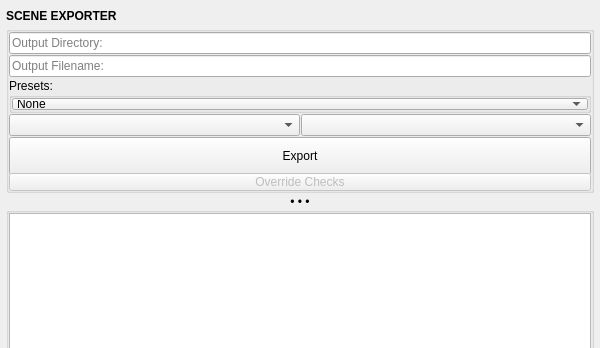
First picture: the form in mayatk/env_utils/scene_exporter/scene_exporter.ui, repository m3trik/mayatk, before the edit; both pictures show x 0 to 600 and y 0 to 348 of the 600 by 547 pixel window.
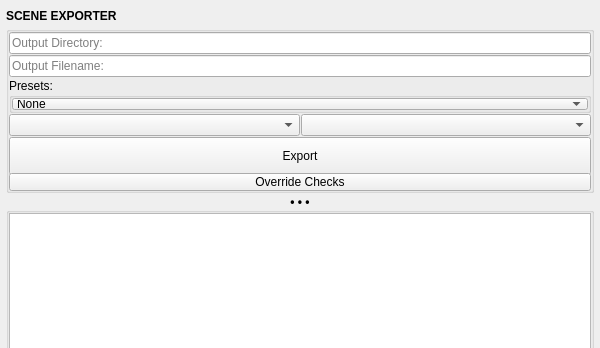
Second picture: the form after the edit. Custom widgets are drawn as their Qt base class.

Diff of the .ui file:
```diff
--- a/mayatk/env_utils/scene_exporter/scene_exporter.ui
+++ b/mayatk/env_utils/scene_exporter/scene_exporter.ui
@@ -195,7 +195,7 @@
          <item>
           <widget class="QPushButton" name="b009">
            <property name="enabled">
-            <bool>false</bool>
+            <bool>true</bool>
            </property>
            <property name="minimumSize">
             <size>
@@ -221,7 +221,13 @@
        </widget>
       </item>
       <item>
-       <widget class="CollapsableGroup" name="output">
+       <widget class="CollapsableGroup" name="output_grp">
+        <property name="font">
+         <font>
+          <weight>75</weight>
+          <bold>true</bold>
+         </font>
+        </property>
         <property name="title">
          <string>• • •</string>
         </property>
@@ -268,6 +274,11 @@
    <extends>QLabel</extends>
    <header>uitk.widgets.header.Header.h</header>
   </customwidget>
+  <customwidget>
+   <class>ComboBox</class>
+   <extends>QComboBox</extends>
+   <header>uitk.widgets.comboBox.ComboBox.h</header>
+  </customwidget>
   <customwidget>
    <class>CollapsableGroup</class>
    <extends>QGroupBox</extends>
@@ -279,11 +290,6 @@
    <extends>QLineEdit</extends>
    <header>widgets.lineedit.h</header>
   </customwidget>
-  <customwidget>
-   <class>ComboBox</class>
-   <extends>QComboBox</extends>
-   <header>uitk.widgets.comboBox.ComboBox.h</header>
-  </customwidget>
   <customwidget>
    <class>WidgetComboBox</class>
    <extends>QComboBox</extends>
```
